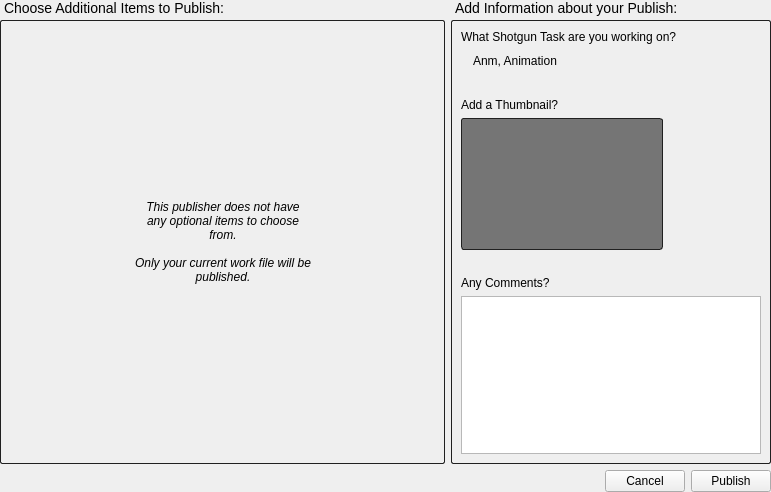
The window that resources/publish_details_form.ui (shotgunsoftware/tk-multi-publish) describes before a commit, drawn with Qt 5.
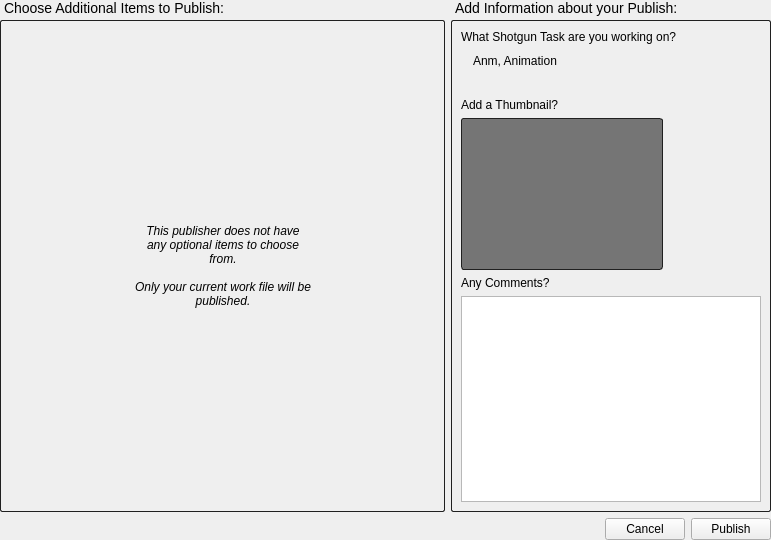
The same window after the commit. Custom widgets are drawn as their Qt base class.

Commit message: #37684: Layout tweaks to address visual quirks in several DCCs.

```diff
--- a/resources/publish_details_form.ui
+++ b/resources/publish_details_form.ui
@@ -7,11 +7,11 @@
     <x>0</x>
     <y>0</y>
     <width>771</width>
-    <height>492</height>
+    <height>540</height>
    </rect>
   </property>
   <property name="sizePolicy">
-   <sizepolicy hsizetype="Preferred" vsizetype="Preferred">
+   <sizepolicy hsizetype="MinimumExpanding" vsizetype="MinimumExpanding">
     <horstretch>0</horstretch>
     <verstretch>0</verstretch>
    </sizepolicy>
@@ -239,7 +239,7 @@
          <property name="frameShadow">
           <enum>QFrame::Raised</enum>
          </property>
-         <layout class="QVBoxLayout" name="verticalLayout_6" stretch="0,0,0,0,0,0,0,1">
+         <layout class="QVBoxLayout" name="verticalLayout_6" stretch="0,0,0,0,0,0,1">
           <item>
            <widget class="QLabel" name="task_header_label">
             <property name="styleSheet">
@@ -348,16 +348,22 @@
                </property>
                <item>
                 <widget class="ThumbnailWidget" name="thumbnail_widget" native="true">
+                 <property name="sizePolicy">
+                  <sizepolicy hsizetype="Fixed" vsizetype="Fixed">
+                   <horstretch>0</horstretch>
+                   <verstretch>0</verstretch>
+                  </sizepolicy>
+                 </property>
                  <property name="minimumSize">
                   <size>
                    <width>200</width>
-                   <height>130</height>
+                   <height>150</height>
                   </size>
                  </property>
                  <property name="maximumSize">
                   <size>
                    <width>200</width>
-                   <height>130</height>
+                   <height>150</height>
                   </size>
                  </property>
                  <property name="styleSheet">
@@ -383,22 +389,6 @@
             </item>
            </layout>
           </item>
-          <item>
-           <spacer name="verticalSpacer_4">
-            <property name="orientation">
-             <enum>Qt::Vertical</enum>
-            </property>
-            <property name="sizeType">
-             <enum>QSizePolicy::Fixed</enum>
-            </property>
-            <property name="sizeHint" stdset="0">
-             <size>
-              <width>20</width>
-              <height>20</height>
-             </size>
-            </property>
-           </spacer>
-          </item>
           <item>
            <widget class="QLabel" name="label_8">
             <property name="styleSheet">
```
The commit also changes 10 other files.
